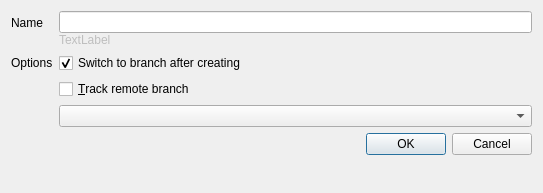
Old version of the form gitfourchette/widgets/newbranchdialog.ui in the repository weblate/gitfourchette.
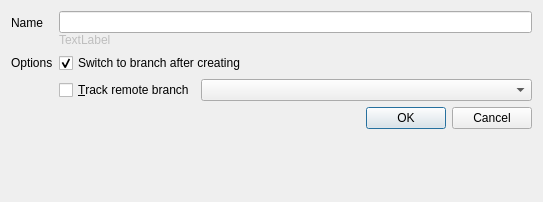
New version of the form.

Commit message: New Branch dialog suggests remote branches to track

Patch:
```diff
--- a/gitfourchette/widgets/newbranchdialog.ui
+++ b/gitfourchette/widgets/newbranchdialog.ui
@@ -13,7 +13,7 @@
     <x>0</x>
     <y>0</y>
     <width>543</width>
-    <height>193</height>
+    <height>202</height>
    </rect>
   </property>
   <property name="sizePolicy">
@@ -35,17 +35,7 @@
    <property name="fieldGrowthPolicy">
     <enum>QFormLayout::AllNonFixedFieldsGrow</enum>
    </property>
-   <item row="3" column="1">
-    <widget class="QCheckBox" name="trackRemoteBranchCheckBox">
-     <property name="text">
-      <string>&amp;Track remote branch</string>
-     </property>
-    </widget>
-   </item>
-   <item row="4" column="1">
-    <widget class="QComboBox" name="trackRemoteBranchComboBox"/>
-   </item>
-   <item row="5" column="1">
+   <item row="6" column="1">
     <widget class="QDialogButtonBox" name="buttonBox">
      <property name="orientation">
       <enum>Qt::Horizontal</enum>
@@ -105,6 +95,36 @@
      </property>
     </widget>
    </item>
+   <item row="3" column="1">
+    <layout class="QHBoxLayout" name="trackRemoteBranchLayout">
+     <item>
+      <widget class="QCheckBox" name="trackRemoteBranchCheckBox">
+       <property name="sizePolicy">
+        <sizepolicy hsizetype="Minimum" vsizetype="Fixed">
+         <horstretch>0</horstretch>
+         <verstretch>0</verstretch>
+        </sizepolicy>
+       </property>
+       <property name="text">
+        <string>&amp;Track remote branch</string>
+       </property>
+      </widget>
+     </item>
+     <item>
+      <widget class="QComboBox" name="trackRemoteBranchComboBox">
+       <property name="sizePolicy">
+        <sizepolicy hsizetype="MinimumExpanding" vsizetype="Fixed">
+         <horstretch>0</horstretch>
+         <verstretch>0</verstretch>
+        </sizepolicy>
+       </property>
+       <property name="insertPolicy">
+        <enum>QComboBox::NoInsert</enum>
+       </property>
+      </widget>
+     </item>
+    </layout>
+   </item>
   </layout>
  </widget>
  <tabstops>
```
Left out of the diff: 14 changed lines with no effect on the pictures. The commit also changes 4 other files.
